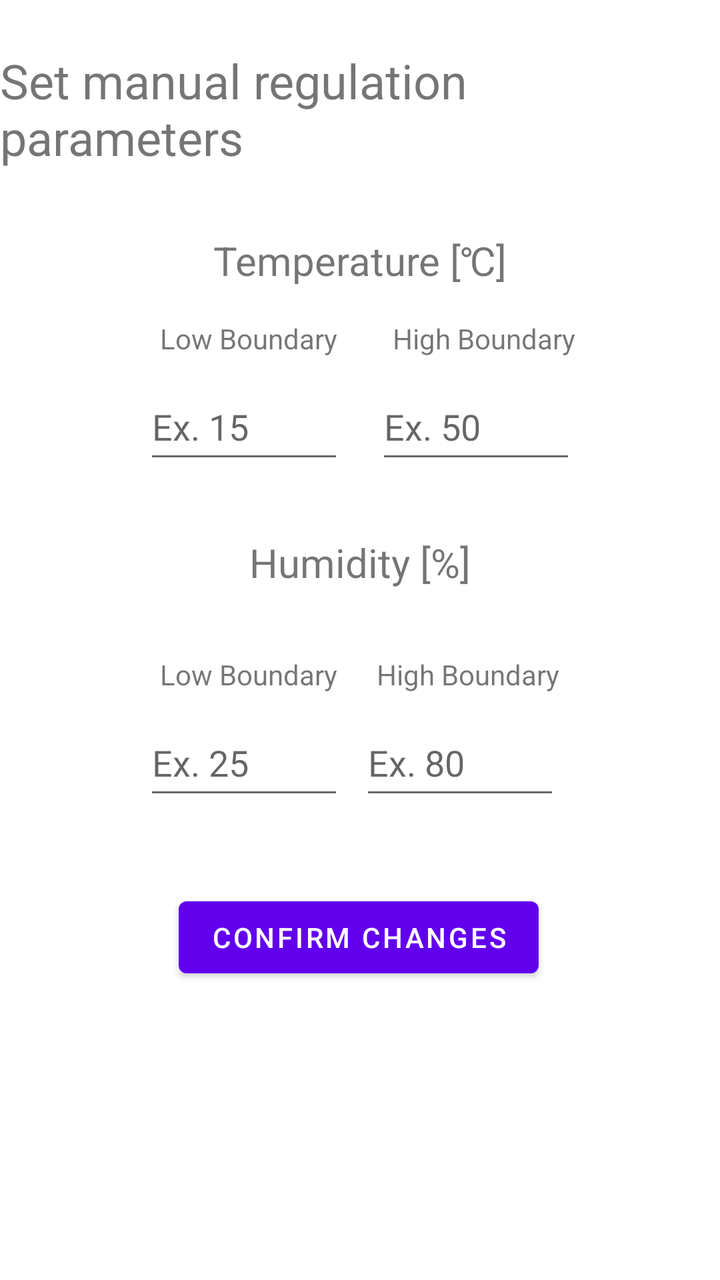
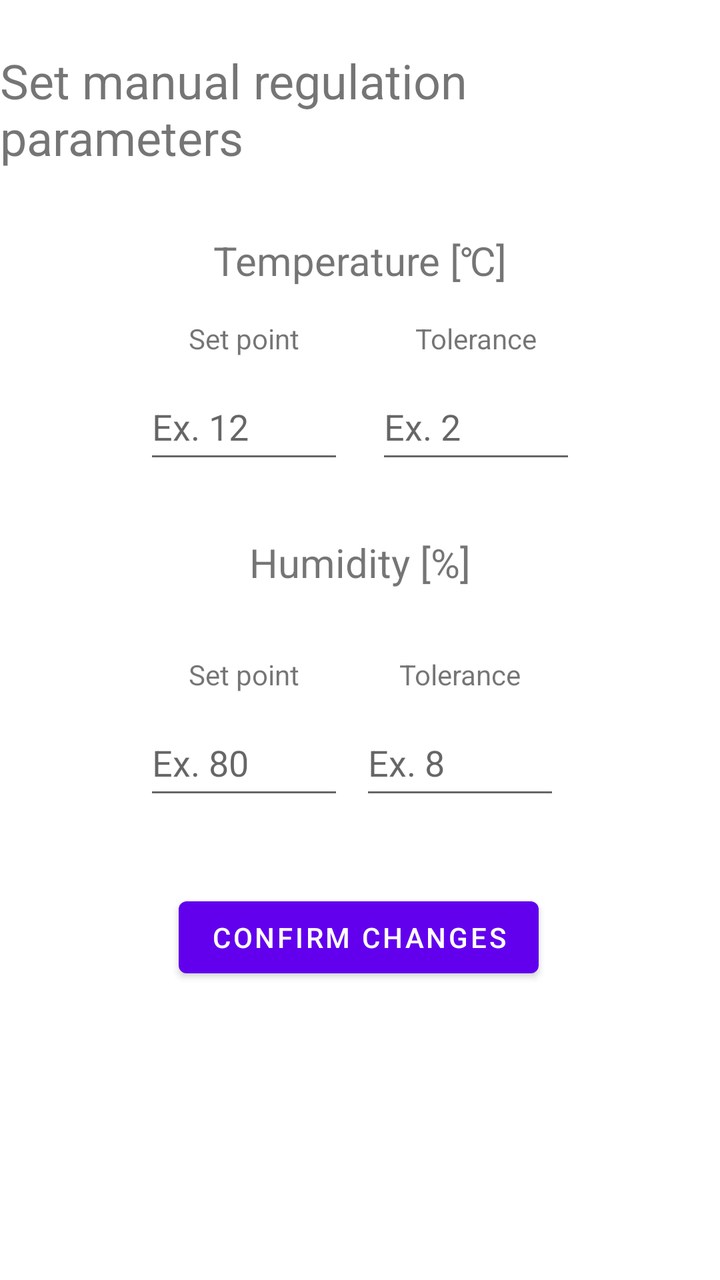

Before-and-after screenshots of an Android layout around one commit, followed by the original layout XML and the change that was made.
<!-- AndroidManifest.xml: application theme Theme.SeromatUpgrade -->
<!-- res/layout/fragment_manual_regulation.xml -->
<?xml version="1.0" encoding="utf-8"?>
<androidx.constraintlayout.widget.ConstraintLayout xmlns:android="http://schemas.android.com/apk/res/android"
    xmlns:app="http://schemas.android.com/apk/res-auto"
    xmlns:tools="http://schemas.android.com/tools"
    android:layout_width="match_parent"
    android:layout_height="match_parent">
    <EditText
        android:id="@+id/editTextTempLb"
        android:layout_width="100dp"
        android:layout_height="50dp"
        android:layout_marginStart="72dp"
        android:layout_marginTop="8dp"
        android:ems="10"
        android:inputType="numberDecimal"
        android:hint="@string/ex_15"
        app:layout_constraintStart_toStartOf="parent"
        app:layout_constraintTop_toBottomOf="@+id/textViewTempLb" />

    <EditText
        android:id="@+id/editTextHumLb"
        android:layout_width="100dp"
        android:layout_height="50dp"
        android:layout_marginStart="72dp"
        android:layout_marginTop="8dp"
        android:ems="10"
        android:inputType="numberDecimal"
        android:hint="@string/ex_25"
        app:layout_constraintStart_toStartOf="parent"
        app:layout_constraintTop_toBottomOf="@+id/textViewHumLb" />

    <EditText
        android:id="@+id/editTextTempHb"
        android:layout_width="100dp"
        android:layout_height="50dp"
        android:layout_marginEnd="72dp"
        android:ems="10"
        android:inputType="numberDecimal"
        android:hint="@string/ex_50"
        app:layout_constraintEnd_toEndOf="parent"
        app:layout_constraintTop_toTopOf="@+id/editTextTempLb" />

    <EditText
        android:id="@+id/editTextHumHb"
        android:layout_width="100dp"
        android:layout_height="50dp"
        android:layout_marginTop="8dp"
        android:layout_marginEnd="80dp"
        android:ems="10"
        android:inputType="numberDecimal"
        android:hint="@string/ex_80"
        app:layout_constraintEnd_toEndOf="parent"
        app:layout_constraintTop_toBottomOf="@+id/textViewHumHb" />

    <TextView
        android:id="@+id/textViewTitle"
        android:layout_width="wrap_content"
        android:layout_height="wrap_content"
        android:layout_marginTop="24dp"
        android:text="@string/manual_text"
        android:textSize="24sp"
        app:layout_constraintEnd_toEndOf="parent"
        app:layout_constraintHorizontal_bias="0.49"
        app:layout_constraintStart_toStartOf="parent"
        app:layout_constraintTop_toTopOf="parent" />

    <TextView
        android:id="@+id/textViewTemperature"
        android:layout_width="wrap_content"
        android:layout_height="wrap_content"
        android:layout_marginTop="32dp"
        android:text="@string/manual_text_temperature"
        android:textSize="20sp"
        app:layout_constraintEnd_toEndOf="parent"
        app:layout_constraintStart_toStartOf="parent"
        app:layout_constraintTop_toBottomOf="@+id/textViewTitle" />

    <TextView
        android:id="@+id/textViewTempLb"
        android:layout_width="wrap_content"
        android:layout_height="wrap_content"
        android:layout_marginStart="80dp"
        android:layout_marginTop="16dp"
        android:text="@string/manual_lb"
        app:layout_constraintStart_toStartOf="parent"
        app:layout_constraintTop_toBottomOf="@+id/textViewTemperature" />

    <TextView
        android:id="@+id/textViewTempHb"
        android:layout_width="wrap_content"
        android:layout_height="wrap_content"
        android:layout_marginEnd="72dp"
        android:text="@string/manual_ub"
        app:layout_constraintEnd_toEndOf="parent"
        app:layout_constraintTop_toTopOf="@+id/textViewTempLb" />

    <TextView
        android:id="@+id/textView9"
        android:layout_width="wrap_content"
        android:layout_height="wrap_content"
        android:layout_marginTop="32dp"
        android:textSize="20sp"
        app:layout_constraintEnd_toEndOf="parent"
        app:layout_constraintStart_toStartOf="parent"
        app:layout_constraintTop_toBottomOf="@+id/editTextTempLb" />

    <TextView
        android:id="@+id/textViewHumLb"
        android:layout_width="wrap_content"
        android:layout_height="wrap_content"
        android:layout_marginStart="80dp"
        android:layout_marginTop="32dp"
        android:text="@string/manual_lb"
        app:layout_constraintStart_toStartOf="parent"
        app:layout_constraintTop_toBottomOf="@+id/textView9" />

    <TextView
        android:id="@+id/textViewHumHb"
        android:layout_width="wrap_content"
        android:layout_height="wrap_content"
        android:layout_marginTop="32dp"
        android:layout_marginEnd="80dp"
        android:text="@string/manual_ub"
        app:layout_constraintEnd_toEndOf="parent"
        app:layout_constraintTop_toBottomOf="@+id/textView9" />

    <Button
        android:id="@+id/changeButton"
        android:layout_width="wrap_content"
        android:layout_height="wrap_content"
        android:layout_marginTop="40dp"
        android:text="@string/manual_text_button"
        app:layout_constraintEnd_toEndOf="parent"
        app:layout_constraintHorizontal_bias="0.497"
        app:layout_constraintStart_toStartOf="parent"
        app:layout_constraintTop_toBottomOf="@+id/editTextHumLb" />

    <TextView
        android:id="@+id/textViewHomeTitle"
        android:layout_width="wrap_content"
        android:layout_height="wrap_content"
        android:layout_marginTop="124dp"
        android:text="@string/manual_text_humidity"
        android:textSize="20sp"
        app:layout_constraintEnd_toEndOf="parent"
        app:layout_constraintStart_toStartOf="parent"
        app:layout_constraintTop_toBottomOf="@+id/textViewTemperature" />

</androidx.constraintlayout.widget.ConstraintLayout>
<!-- resources referenced by this layout -->
<resources>
  <string name="ex_15">Ex. 15</string>
  <string name="ex_25">Ex. 25</string>
  <string name="ex_50">Ex. 50</string>
  <string name="ex_80">Ex. 80</string>
  <string name="manual_lb">Low Boundary</string>
  <string name="manual_text">Set manual regulation parameters</string>
  <string name="manual_text_button">Confirm changes</string>
  <string name="manual_text_humidity">Humidity [%]</string>
  <string name="manual_text_temperature">Temperature [\u2103]</string>
  <string name="manual_ub">High Boundary</string>
  <style name="Theme.SeromatUpgrade" parent="Theme.MaterialComponents.DayNight.DarkActionBar">
          
          <item name="colorPrimary">@color/purple_500</item>
          <item name="colorPrimaryVariant">@color/purple_700</item>
          <item name="colorOnPrimary">@color/white</item>
          
          <item name="colorSecondary">@color/teal_200</item>
          <item name="colorSecondaryVariant">@color/teal_700</item>
          <item name="colorOnSecondary">@color/black</item>
          
          <item name="android:statusBarColor">?attr/colorPrimaryVariant</item>
          
      </style>
  <color name="purple_500">#FF6200EE</color>
  <color name="purple_700">#FF3700B3</color>
  <color name="white">#FFFFFFFF</color>
  <color name="teal_200">#FF03DAC5</color>
  <color name="teal_700">#FF018786</color>
  <color name="black">#FF000000</color>
</resources>

<!-- the commit's change to res/layout/fragment_manual_regulation.xml (unified diff, before → after) -->
@@ -5,7 +5,7 @@
     android:layout_width="match_parent"
     android:layout_height="match_parent">
     <EditText
-        android:id="@+id/editTextTempLb"
+        android:id="@+id/editTextTempSp"
         android:layout_width="100dp"
         android:layout_height="50dp"
         android:layout_marginStart="72dp"
@@ -17,7 +17,7 @@
         app:layout_constraintTop_toBottomOf="@+id/textViewTempLb" />
 
     <EditText
-        android:id="@+id/editTextHumLb"
+        android:id="@+id/editTextHumSp"
         android:layout_width="100dp"
         android:layout_height="50dp"
         android:layout_marginStart="72dp"
@@ -29,7 +29,7 @@
         app:layout_constraintTop_toBottomOf="@+id/textViewHumLb" />
 
     <EditText
-        android:id="@+id/editTextTempHb"
+        android:id="@+id/editTextTempH"
         android:layout_width="100dp"
         android:layout_height="50dp"
         android:layout_marginEnd="72dp"
@@ -37,10 +37,10 @@
         android:inputType="numberDecimal"
         android:hint="@string/ex_50"
         app:layout_constraintEnd_toEndOf="parent"
-        app:layout_constraintTop_toTopOf="@+id/editTextTempLb" />
+        app:layout_constraintTop_toTopOf="@+id/editTextTempSp" />
 
     <EditText
-        android:id="@+id/editTextHumHb"
+        android:id="@+id/editTextHumH"
         android:layout_width="100dp"
         android:layout_height="50dp"
         android:layout_marginTop="8dp"
@@ -78,19 +78,19 @@
         android:id="@+id/textViewTempLb"
         android:layout_width="wrap_content"
         android:layout_height="wrap_content"
-        android:layout_marginStart="80dp"
         android:layout_marginTop="16dp"
         android:text="@string/manual_lb"
-        app:layout_constraintStart_toStartOf="parent"
+        app:layout_constraintEnd_toEndOf="@+id/editTextTempSp"
+        app:layout_constraintStart_toStartOf="@+id/editTextTempSp"
         app:layout_constraintTop_toBottomOf="@+id/textViewTemperature" />
 
     <TextView
         android:id="@+id/textViewTempHb"
         android:layout_width="wrap_content"
         android:layout_height="wrap_content"
-        android:layout_marginEnd="72dp"
         android:text="@string/manual_ub"
-        app:layout_constraintEnd_toEndOf="parent"
+        app:layout_constraintEnd_toEndOf="@+id/editTextTempH"
+        app:layout_constraintStart_toStartOf="@+id/editTextTempH"
         app:layout_constraintTop_toTopOf="@+id/textViewTempLb" />
 
     <TextView
@@ -101,16 +101,16 @@
         android:textSize="20sp"
         app:layout_constraintEnd_toEndOf="parent"
         app:layout_constraintStart_toStartOf="parent"
-        app:layout_constraintTop_toBottomOf="@+id/editTextTempLb" />
+        app:layout_constraintTop_toBottomOf="@+id/editTextTempSp" />
 
     <TextView
         android:id="@+id/textViewHumLb"
         android:layout_width="wrap_content"
         android:layout_height="wrap_content"
-        android:layout_marginStart="80dp"
         android:layout_marginTop="32dp"
         android:text="@string/manual_lb"
-        app:layout_constraintStart_toStartOf="parent"
+        app:layout_constraintEnd_toEndOf="@+id/editTextHumSp"
+        app:layout_constraintStart_toStartOf="@+id/editTextHumSp"
         app:layout_constraintTop_toBottomOf="@+id/textView9" />
 
     <TextView
@@ -118,9 +118,9 @@
         android:layout_width="wrap_content"
         android:layout_height="wrap_content"
         android:layout_marginTop="32dp"
-        android:layout_marginEnd="80dp"
         android:text="@string/manual_ub"
-        app:layout_constraintEnd_toEndOf="parent"
+        app:layout_constraintEnd_toEndOf="@+id/editTextHumH"
+        app:layout_constraintStart_toStartOf="@+id/editTextHumH"
         app:layout_constraintTop_toBottomOf="@+id/textView9" />
 
     <Button
@@ -132,7 +132,7 @@
         app:layout_constraintEnd_toEndOf="parent"
         app:layout_constraintHorizontal_bias="0.497"
         app:layout_constraintStart_toStartOf="parent"
-        app:layout_constraintTop_toBottomOf="@+id/editTextHumLb" />
+        app:layout_constraintTop_toBottomOf="@+id/editTextHumSp" />
 
     <TextView
         android:id="@+id/textViewHomeTitle"
<!-- resource entries referenced after the edit -->
@@ -1,15 +1,15 @@
 <!-- resources referenced by this layout -->
 <resources>
-  <string name="ex_15">Ex. 15</string>
-  <string name="ex_25">Ex. 25</string>
-  <string name="ex_50">Ex. 50</string>
-  <string name="ex_80">Ex. 80</string>
-  <string name="manual_lb">Low Boundary</string>
+  <string name="ex_15">Ex. 12</string>
+  <string name="ex_25">Ex. 80</string>
+  <string name="ex_50">Ex. 2</string>
+  <string name="ex_80">Ex. 8</string>
+  <string name="manual_lb">Set point</string>
   <string name="manual_text">Set manual regulation parameters</string>
   <string name="manual_text_button">Confirm changes</string>
   <string name="manual_text_humidity">Humidity [%]</string>
   <string name="manual_text_temperature">Temperature [\u2103]</string>
-  <string name="manual_ub">High Boundary</string>
+  <string name="manual_ub">Tolerance</string>
   <style name="Theme.SeromatUpgrade" parent="Theme.MaterialComponents.DayNight.DarkActionBar">
           
           <item name="colorPrimary">@color/purple_500</item>
